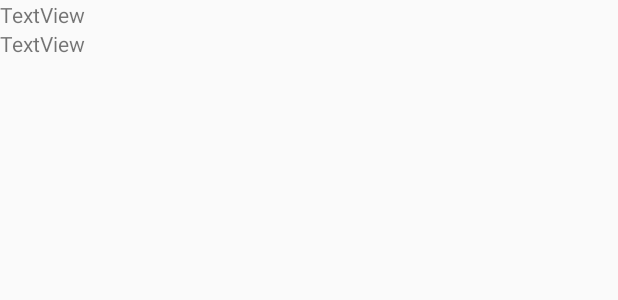
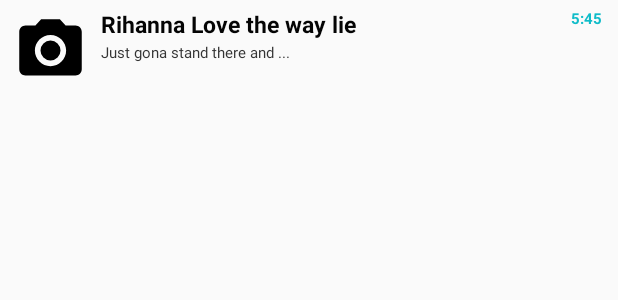
Before and after one commit to elinalp/MMM-project, an Android app: the layout item_product.xml on its own in the app's theme, with its tools: preview values and no code run, on a phone screen of 412 x 824 dp. Shown: the top 300 px of the screen. Run offline under Robolectric (Android 15) with nearby library versions, the phone set to English and light mode, and no system bars.

Commit message:
Fixed recyclerView design - use Picasso

```diff
--- a/app/build.gradle
+++ b/app/build.gradle
@@ -36,4 +36,5 @@ dependencies {
     compile 'com.android.volley:volley:1.0.0'
     compile 'com.squareup.retrofit:retrofit:1.9.0'
     annotationProcessor 'com.jakewharton:butterknife-compiler:8.8.1'
+    compile 'com.squareup.picasso:picasso:2.5.0'
 }
--- a/app/src/main/res/layout/item_product.xml
+++ b/app/src/main/res/layout/item_product.xml
@@ -1,19 +1,63 @@
 <?xml version="1.0" encoding="utf-8"?>
-<LinearLayout xmlns:android="http://schemas.android.com/apk/res/android"
-    android:id="@+id/itemLayout"
-    android:layout_width="wrap_content"
+<RelativeLayout xmlns:android="http://schemas.android.com/apk/res/android"
+    android:layout_width="fill_parent"
     android:layout_height="wrap_content"
-    android:orientation="vertical">
+    android:orientation="horizontal"
+    android:padding="5dip" >
 
+    <!--  ListRow Left sied Thumbnail image -->
+    <LinearLayout android:id="@+id/productLayout"
+        android:layout_width="wrap_content"
+        android:layout_height="wrap_content"
+        android:padding="3dip"
+        android:layout_alignParentLeft="true"
+        android:layout_marginRight="5dip">
+
+        <ImageView
+            android:id="@+id/thumbnailProduct"
+            android:layout_width="50dip"
+            android:layout_height="50dip"
+            android:src="@drawable/ic_menu_camera"/>
+
+    </LinearLayout>
+
+    <!-- Title Of Song-->
     <TextView
         android:id="@+id/productNameField"
-        android:layout_width="match_parent"
+        android:layout_width="wrap_content"
         android:layout_height="wrap_content"
-        android:text="TextView" />
+        android:layout_alignTop="@+id/productLayout"
+        android:layout_toRightOf="@+id/productLayout"
+        android:text="Rihanna Love the way lie"
+        android:textColor="#040404"
+        android:typeface="sans"
+        android:textSize="15dip"
+        android:textStyle="bold"/>
 
+    <!-- Artist Name -->
     <TextView
         android:id="@+id/productBrandField"
-        android:layout_width="match_parent"
+        android:layout_width="fill_parent"
         android:layout_height="wrap_content"
-        android:text="TextView" />
-</LinearLayout>
+        android:layout_below="@id/productNameField"
+        android:textColor="#343434"
+        android:textSize="10dip"
+        android:layout_marginTop="1dip"
+        android:layout_toRightOf="@+id/productLayout"
+        android:text="Just gona stand there and ..." />
+
+    <!-- Rightend Duration -->
+    <TextView
+        android:id="@+id/fieldNutriscore"
+        android:layout_width="wrap_content"
+        android:layout_height="wrap_content"
+        android:layout_alignParentRight="true"
+        android:layout_alignTop="@id/productNameField"
+        android:gravity="right"
+        android:text="5:45"
+        android:layout_marginRight="5dip"
+        android:textSize="10dip"
+        android:textColor="#10bcc9"
+        android:textStyle="bold"/>
+
+</RelativeLayout>
```
Also changed, not shown: app/src/main/java/com/istic/mmm/project/Fragment/ProductsListFragment.java (+13 -2 lines), app/src/main/java/com/istic/mmm/project/MainActivity.java (+3 -28 lines), app/src/main/res/layout/content_main.xml (+2 -11 lines).
